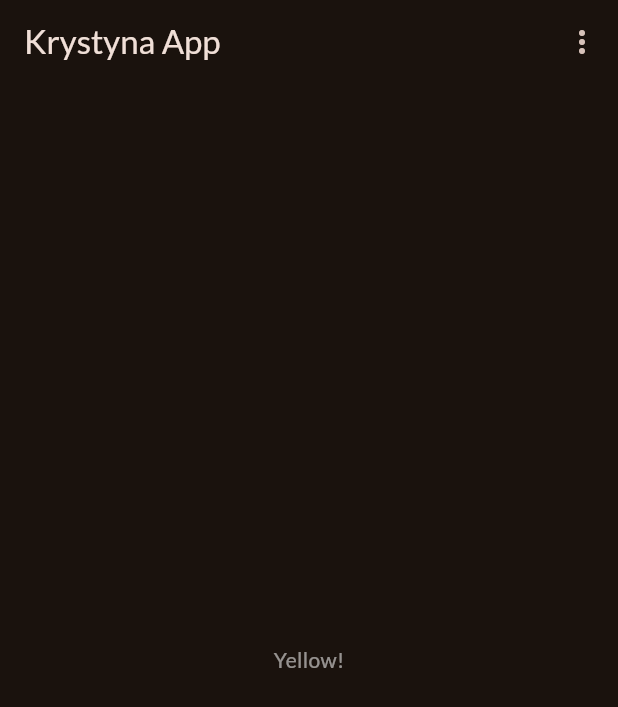
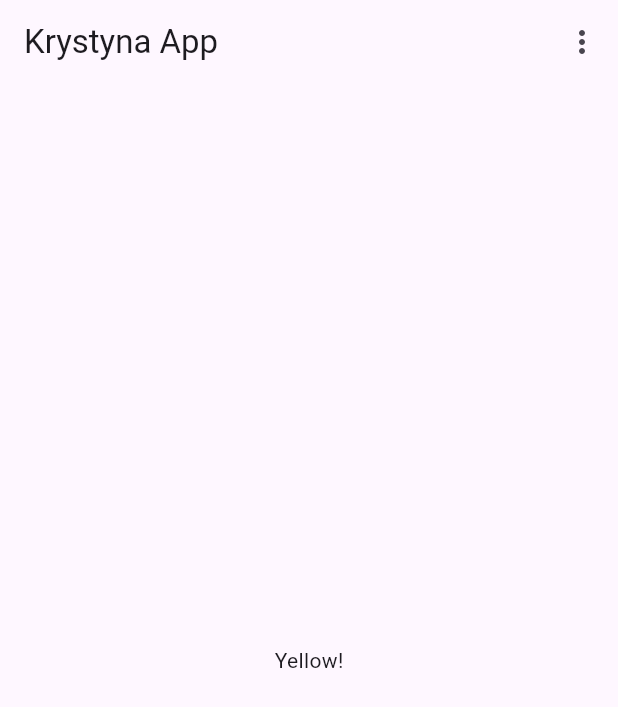
Before and after one commit to mmalessa/krystyna, a Flutter app: the screen it shows after launch, on a phone screen of 412 x 824 dp. Shown: the top 707 px of the screen. Run offline on Flutter 3.47's test engine with Material 3 defaults, Android fonts, the phone set to English and light mode, and no system bars; our stand-ins replace flutter_tts, speech_to_text.

Commit message:
Set theme from system settings

```diff
--- a/lib/main.dart
+++ b/lib/main.dart
@@ -1,18 +1,18 @@
 import 'package:flutter/material.dart';
-import 'package:google_fonts/google_fonts.dart';
+// import 'package:google_fonts/google_fonts.dart';
 import 'package:krystyna/screens/home.dart';
 
-final theme = ThemeData(
-  useMaterial3: true,
-  colorScheme: ColorScheme.fromSeed(
-    brightness: Brightness.dark,
-    seedColor: const Color.fromARGB(255, 131, 57, 0),
-  ),
-  textTheme: GoogleFonts.latoTextTheme().apply(
-    bodyColor: Colors.white54,
-    displayColor: Colors.white70
-  ),
-);
+// final theme = ThemeData(
+//   useMaterial3: true,
+//   colorScheme: ColorScheme.fromSeed(
+//     brightness: Brightness.dark,
+//     seedColor: const Color.fromARGB(255, 131, 57, 0),
+//   ),
+//   textTheme: GoogleFonts.latoTextTheme().apply(
+//     bodyColor: Colors.white54,
+//     displayColor: Colors.white70
+//   ),
+// );
 
 void main() {
   runApp(const App());
@@ -24,7 +24,9 @@ class App extends StatelessWidget {
   @override
   Widget build(BuildContext context) {
     return MaterialApp(
-      theme: theme,
+      theme: ThemeData.light(),
+      darkTheme: ThemeData.dark(),
+      themeMode: ThemeMode.system,
       home: HomeScreen(),
     );
   }
--- a/pubspec.yaml
+++ b/pubspec.yaml
@@ -37,7 +37,7 @@ dependencies:
   # The following adds the Cupertino Icons font to your application.
   # Use with the CupertinoIcons class for iOS style icons.
   cupertino_icons: ^1.0.8
-  google_fonts: ^6.2.1
+#  google_fonts: ^6.2.1
 
 dev_dependencies:
   flutter_test:
```
Also changed, not shown: pubspec.lock, 1 other file.
